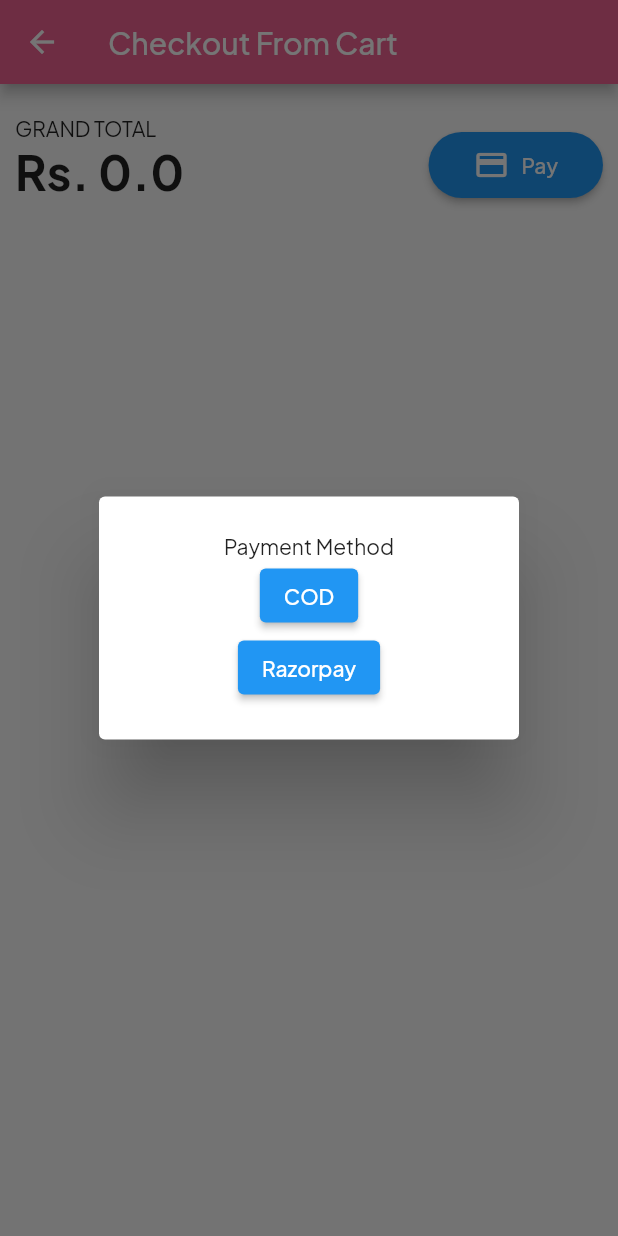
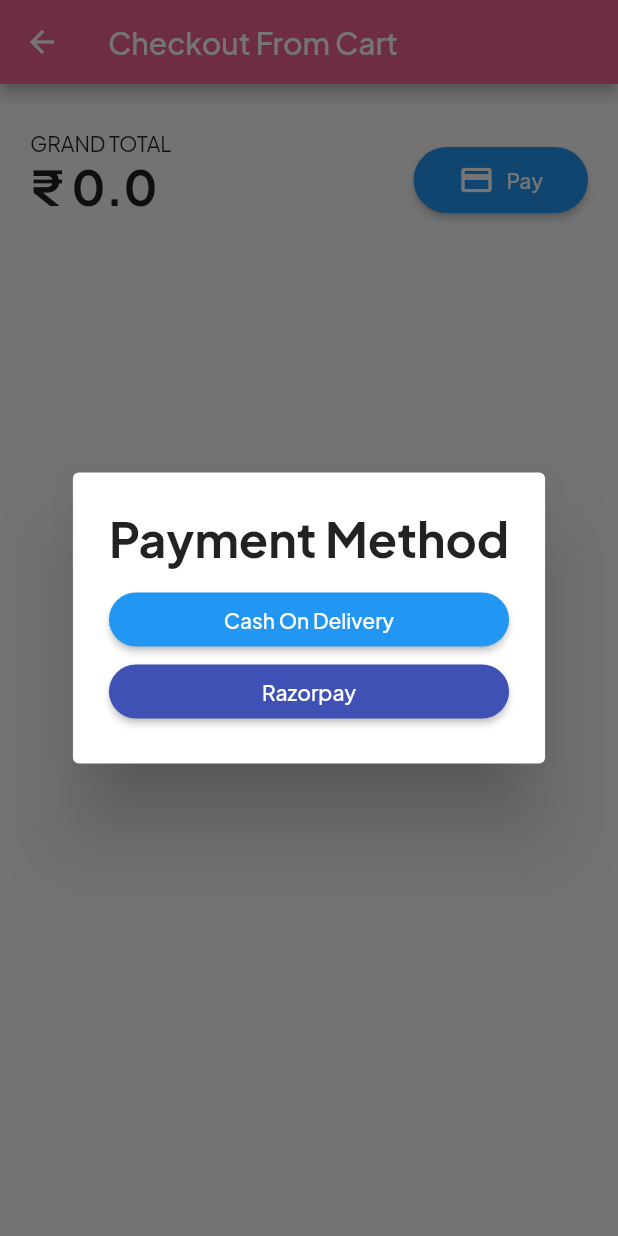
Before and after one commit to PremjithK/very_good_ecommerce, a Flutter app: the CheckoutPage screen opened directly with empty values, after a tap on "Pay", on a phone screen of 412 x 824 dp. Run offline on Flutter 3.47's test engine with Material 2 defaults, Android fonts, the phone set to English and light mode, and no system bars; our stand-ins replace bloc, cloud_firestore, firebase_auth, firebase_core, firebase_storage, get and 2 more; accounts and stored records are empty; generated files the repository leaves out were written again.

Commit message:
Created payment methods dialog box

```diff
--- a/lib/checkout_page/view/checkout_page.dart
+++ b/lib/checkout_page/view/checkout_page.dart
@@ -22,12 +22,14 @@ class _CheckoutPageState extends State<CheckoutPage> {
   Widget build(BuildContext context) {
     return Scaffold(
       appBar: AppBar(
-        title: Text('Checkout From Cart'),
+        title: const Text('Checkout From Cart'),
         backgroundColor: Colors.pink.shade300,
       ),
       body: Padding(
         padding: const EdgeInsets.symmetric(horizontal: 10, vertical: 20),
         child: SingleChildScrollView(
+          child: Padding(
+            padding: const EdgeInsets.all(10),
             child: Column(
               crossAxisAlignment: CrossAxisAlignment.start,
               children: [
@@ -39,12 +41,12 @@ class _CheckoutPageState extends State<CheckoutPage> {
                       crossAxisAlignment: CrossAxisAlignment.start,
                       children: [
                         const Text('GRAND TOTAL'),
-                      mainHeading('Rs. ${widget.grandTotal}'),
+                        mainHeading('₹ ${widget.grandTotal}'),
                       ],
                     ),
                     ElevatedButton.icon(
                         style: ElevatedButton.styleFrom(
-                          padding: EdgeInsets.symmetric(
+                            padding: const EdgeInsets.symmetric(
                                 horizontal: 30, vertical: 10),
                             shape: StadiumBorder()),
                         onPressed: () {
@@ -53,18 +55,30 @@ class _CheckoutPageState extends State<CheckoutPage> {
 
                           showDialog(
                             context: context,
-                          builder: (context) {
+                            builder: (BuildContext context) {
                               return AlertDialog(
-                                titlePadding: EdgeInsets.only(bottom: 200),
                                   icon: Column(
-                                  mainAxisAlignment: MainAxisAlignment.start,
                                 children: [
-                                    Text('Payment Method'),
-                                    ElevatedButton(
-                                        onPressed: () {}, child: Text('COD')),
-                                    ElevatedButton(
+                                  mainHeading('Payment Method'),
+                                  heightSpacer(10),
+                                  SizedBox(
+                                    width: double.infinity,
+                                    child: ElevatedButton(
+                                        style: ElevatedButton.styleFrom(
+                                          shape: StadiumBorder(),
+                                        ),
+                                        onPressed: () {},
+                                        child: Text('Cash On Delivery')),
+                                  ),
+                                  SizedBox(
+                                    width: double.infinity,
+                                    child: ElevatedButton(
+                                        style: ElevatedButton.styleFrom(
+                                            shape: StadiumBorder(),
+                                            backgroundColor: Colors.indigo),
                                         onPressed: () {},
                                         child: Text('Razorpay')),
+                                  ),
                                 ],
                               ));
                             },
@@ -74,23 +88,27 @@ class _CheckoutPageState extends State<CheckoutPage> {
                         label: Text('Pay'))
                   ],
                 ),
-              heightSpacer(20),
+                heightSpacer(30),
                 SingleChildScrollView(
                   child: Column(
                     children: [
                       ListView.builder(
-                      padding: EdgeInsets.symmetric(horizontal: 0, vertical: 5),
                         shrinkWrap: true,
                         physics: NeverScrollableScrollPhysics(),
                         itemCount: widget.productsToBuy.length,
                         itemBuilder: (BuildContext context, int index) {
                           final listItem = widget.productsToBuy[index];
+                          final subTotal =
+                              double.parse(listItem['price'].toString()) *
+                                  double.parse(listItem['quantity'].toString());
 
                           return ListTile(
+                            contentPadding: EdgeInsets.all(0),
                             leading: CircleAvatar(
                               radius: 30,
                             ),
                             title: Text(listItem['name'].toString()),
+                            subtitle: Text(subTotal.toString()),
                             trailing: Text(
                               'x ${listItem['quantity']}',
                             ),
@@ -105,6 +123,7 @@ class _CheckoutPageState extends State<CheckoutPage> {
             ),
           ),
         ),
+      ),
     );
   }
 }
```
Also changed, not shown: lib/cart_page/repo/cart_repo.dart (+12 -11 lines), lib/cart_page/view/cart_page.dart (+4 -3 lines). Lines whose indentation alone changed are shown as unchanged.
